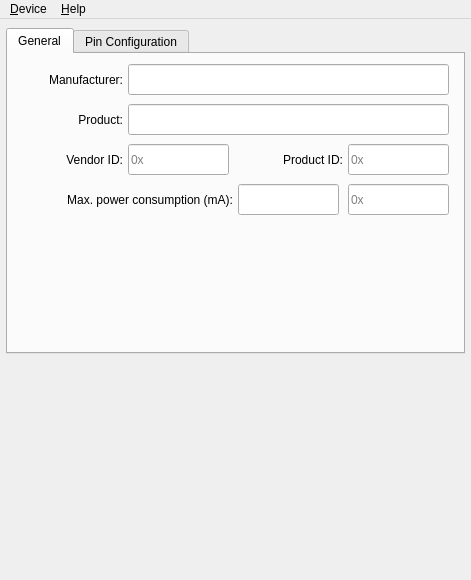
Old version of the form src/configuratorwindow.ui in the repository bloguetronica/mcp2210-conf.
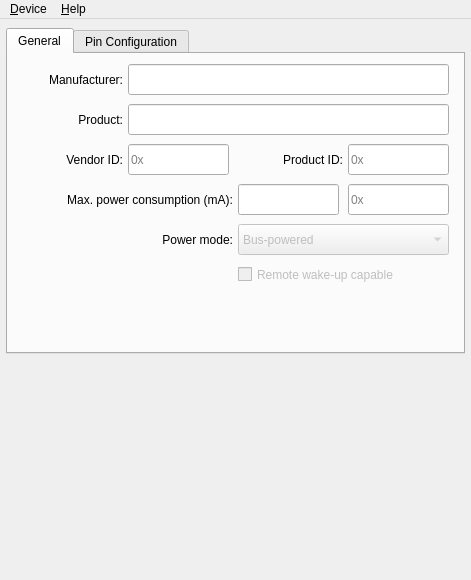
New version of the form. Icons and pictures are not drawn.

The edit to the form file:
```diff
--- a/src/configuratorwindow.ui
+++ b/src/configuratorwindow.ui
@@ -256,6 +256,61 @@
        <bool>true</bool>
       </property>
      </widget>
+     <widget class="QLabel" name="labelPowerMode">
+      <property name="geometry">
+       <rect>
+        <x>10</x>
+        <y>177</y>
+        <width>215</width>
+        <height>17</height>
+       </rect>
+      </property>
+      <property name="text">
+       <string>Power mode:</string>
+      </property>
+      <property name="alignment">
+       <set>Qt::AlignRight|Qt::AlignTrailing|Qt::AlignVCenter</set>
+      </property>
+     </widget>
+     <widget class="QComboBox" name="comboBoxPowerMode">
+      <property name="enabled">
+       <bool>false</bool>
+      </property>
+      <property name="geometry">
+       <rect>
+        <x>230</x>
+        <y>170</y>
+        <width>211</width>
+        <height>31</height>
+       </rect>
+      </property>
+      <item>
+       <property name="text">
+        <string>Bus-powered</string>
+       </property>
+      </item>
+      <item>
+       <property name="text">
+        <string>Self-powered</string>
+       </property>
+      </item>
+     </widget>
+     <widget class="QCheckBox" name="checkBoxRemoteWakeUpCapable">
+      <property name="enabled">
+       <bool>false</bool>
+      </property>
+      <property name="geometry">
+       <rect>
+        <x>230</x>
+        <y>210</y>
+        <width>211</width>
+        <height>21</height>
+       </rect>
+      </property>
+      <property name="text">
+       <string>Remote wake-up capable</string>
+      </property>
+     </widget>
     </widget>
     <widget class="QWidget" name="tabPinConfig">
      <attribute name="title">
```
